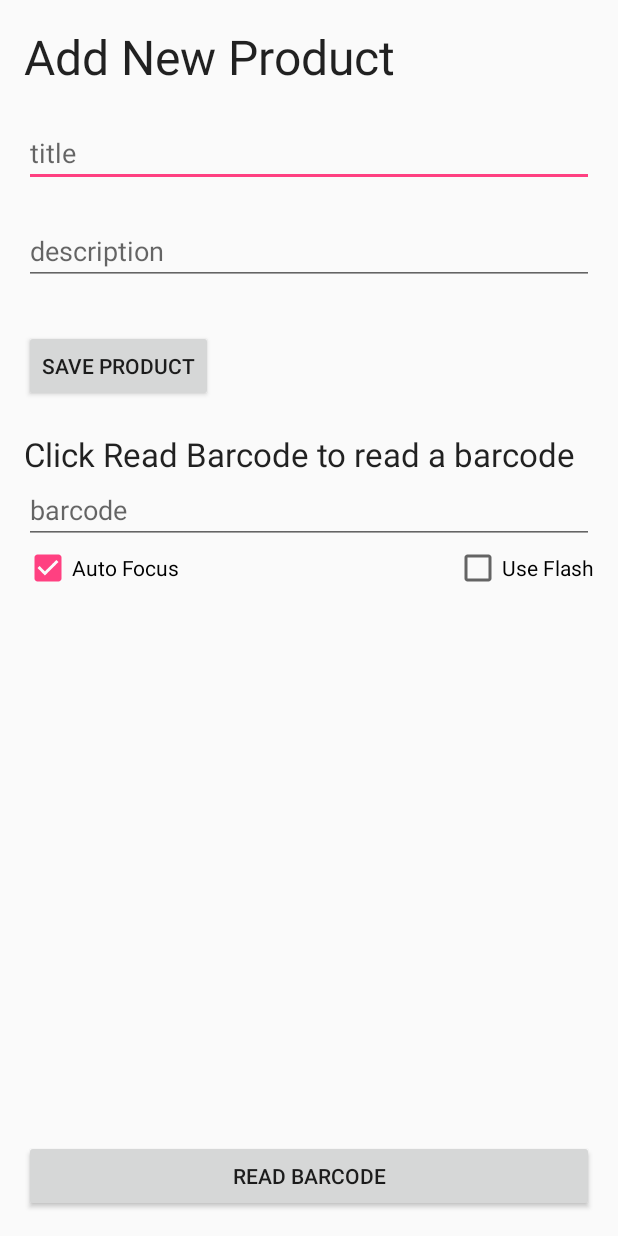
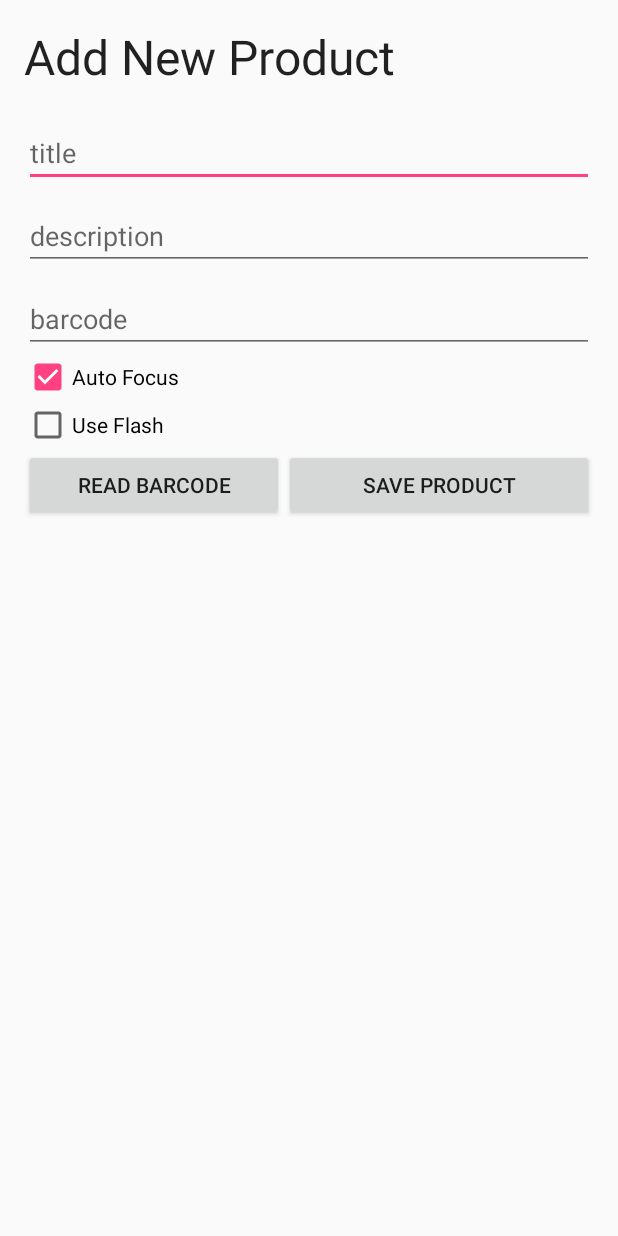
Before and after one commit to Microhive/Android-Health-App, an Android app: the CreateAllergyActivity screen opened directly, with no data from a screen before it, on a phone screen of 412 x 824 dp. Run offline under Robolectric (Android 15) with nearby library versions, the phone set to English and light mode, and no system bars.

Commit message:
Improved various styling and layout

```diff
--- a/AllergyTracker/app/src/main/AndroidManifest.xml
+++ b/AllergyTracker/app/src/main/AndroidManifest.xml
@@ -40,6 +40,12 @@
             android:label="Read Barcode"/>
         <activity android:name=".Activities.MainCRUDActivity">
         </activity>
+
+        <service
+            android:name=".Services.DALService"
+            android:enabled="true"
+            android:exported="false">
+        </service>
     </application>
 
 </manifest>
--- a/AllergyTracker/app/src/main/java/dk/itu/ubicomp/android/allergytracker/Activities/CreateAllergyActivity.java
+++ b/AllergyTracker/app/src/main/java/dk/itu/ubicomp/android/allergytracker/Activities/CreateAllergyActivity.java
@@ -21,7 +21,7 @@ public class CreateAllergyActivity extends AppCompatActivity implements View.OnC
     // use a compound button so either checkbox or switch widgets work.
     private CompoundButton autoFocus;
     private CompoundButton useFlash;
-    private TextView statusMessage;
+//    private TextView statusMessage;
     private TextView titleTextView;
     private TextView descriptionTextView;
     private TextView barcodeTextView;
@@ -35,7 +35,7 @@ public class CreateAllergyActivity extends AppCompatActivity implements View.OnC
         super.onCreate(savedInstanceState);
         setContentView(R.layout.activity_allergy_create);
 
-        statusMessage = (TextView)findViewById(R.id.status_message);
+//        statusMessage = (TextView)findViewById(R.id.status_message);
         titleTextView = (TextView)findViewById(R.id.title_value);
         descriptionTextView = (TextView)findViewById(R.id.description_value);
         barcodeTextView = (TextView)findViewById(R.id.barcode_value);
@@ -120,16 +120,16 @@ public class CreateAllergyActivity extends AppCompatActivity implements View.OnC
             if (resultCode == CommonStatusCodes.SUCCESS) {
                 if (data != null) {
                     Barcode barcode = data.getParcelableExtra(BarcodeCaptureActivity.BarcodeObject);
-                    statusMessage.setText(R.string.barcode_success);
+//                    statusMessage.setText(R.string.barcode_success);
                     barcodeTextView.setText(barcode.displayValue);
                     Log.d(TAG, "Barcode read: " + barcode.displayValue);
                 } else {
-                    statusMessage.setText(R.string.barcode_failure);
+//                    statusMessage.setText(R.string.barcode_failure);
                     Log.d(TAG, "No barcode captured, intent data is null");
                 }
             } else {
-                statusMessage.setText(String.format(getString(R.string.barcode_error),
-                        CommonStatusCodes.getStatusCodeString(resultCode)));
+//                statusMessage.setText(String.format(getString(R.string.barcode_error),
+//                        CommonStatusCodes.getStatusCodeString(resultCode)));
             }
         }
         else {
--- /dev/null
+++ b/AllergyTracker/app/src/main/java/dk/itu/ubicomp/android/allergytracker/Services/DALService.java
@@ -0,0 +1,17 @@
+package dk.itu.ubicomp.android.allergytracker.Services;
+
+import android.app.Service;
+import android.content.Intent;
+import android.os.IBinder;
+
+public class DALService extends Service {
+    public DALService() {
+
+    }
+
+    @Override
+    public IBinder onBind(Intent intent) {
+        // TODO: Return the communication channel to the service.
+        throw new UnsupportedOperationException("Not yet implemented");
+    }
+}
--- a/AllergyTracker/app/src/main/res/layout/activity_allergy_create.xml
+++ b/AllergyTracker/app/src/main/res/layout/activity_allergy_create.xml
@@ -7,27 +7,38 @@
     android:paddingBottom="@dimen/activity_vertical_margin"
     tools:context=".Activities.CreateAllergyActivity">
 
-    <TextView
+    <RelativeLayout
+        android:orientation="horizontal"
         android:layout_width="match_parent"
         android:layout_height="wrap_content"
-        android:textAppearance="?android:attr/textAppearanceLarge"
-        android:text="@string/barcode_header"
-        android:id="@+id/status_message"
-        android:layout_below="@+id/save_button"
+        android:weightSum="1"
+        android:id="@+id/relativeLayout"
+        android:layout_below="@+id/use_flash"
         android:layout_alignParentLeft="true"
         android:layout_alignParentStart="true"
-        android:layout_marginTop="20dp"/>
+        android:layout_alignParentRight="true"
+        android:layout_alignParentEnd="true">
 
         <Button
             android:layout_width="wrap_content"
             android:layout_height="wrap_content"
+            android:text="Save Product"
+            android:id="@+id/save_button"
+            android:layout_weight="0.69"
+            android:layout_alignParentTop="true"
+            android:layout_alignParentRight="true"
+            android:layout_alignParentEnd="true"
+            android:layout_toEndOf="@+id/read_barcode"/>
+
+        <Button
+            android:layout_width="173dp"
+            android:layout_height="wrap_content"
             android:text="@string/read_barcode"
             android:id="@+id/read_barcode"
-        android:layout_alignParentBottom="true"
-        android:layout_alignRight="@+id/use_flash"
-        android:layout_alignEnd="@+id/use_flash"
+            android:layout_alignParentTop="true"
             android:layout_alignParentLeft="true"
             android:layout_alignParentStart="true"/>
+    </RelativeLayout>
 
     <CheckBox
         android:layout_width="wrap_content"
@@ -44,10 +55,10 @@
         android:layout_height="wrap_content"
         android:text="@string/use_flash"
         android:id="@+id/use_flash"
-        android:layout_alignTop="@+id/auto_focus"
-        android:layout_alignParentRight="true"
-        android:layout_alignParentEnd="true"
-        android:checked="false" />
+        android:checked="false"
+        android:layout_below="@+id/auto_focus"
+        android:layout_alignParentLeft="true"
+        android:layout_alignParentStart="true"/>
 
     <TextView
         android:layout_width="wrap_content"
@@ -55,6 +66,7 @@
         android:textAppearance="?android:attr/textAppearanceLarge"
         android:text="Add New Product"
         android:id="@+id/textView"
+        android:inputType="text"
         android:layout_alignParentTop="true"
         android:layout_alignParentLeft="true"
         android:layout_alignParentStart="true"
@@ -71,7 +83,7 @@
         android:layout_alignParentRight="true"
         android:layout_alignParentEnd="true"
         android:maxLength="50"
-        android:layout_marginBottom="20dp"
+        android:layout_marginBottom="10dp"
         android:hint="title"
         android:singleLine="true"/>
 
@@ -80,11 +92,12 @@
         android:layout_height="wrap_content"
         android:id="@+id/description_value"
         android:layout_alignParentStart="true"
-        android:layout_alignParentEnd="true"
         android:layout_below="@+id/title_value"
         android:layout_alignParentLeft="true"
-        android:layout_marginBottom="30dp"
-        android:hint="description"/>
+        android:layout_marginBottom="10dp"
+        android:hint="description"
+        android:layout_alignParentRight="true"
+        android:layout_alignParentEnd="true"/>
 
     <EditText
         android:layout_width="wrap_content"
@@ -92,20 +105,11 @@
         android:id="@+id/barcode_value"
         android:hint="barcode"
         android:inputType="none"
-        android:layout_below="@+id/status_message"
-        android:layout_alignRight="@+id/use_flash"
-        android:layout_alignEnd="@+id/use_flash"
+        android:singleLine="true"
+        android:layout_below="@+id/description_value"
         android:layout_alignParentLeft="true"
         android:layout_alignParentStart="true"
-        android:singleLine="true"/>
-
-    <Button
-        android:layout_width="wrap_content"
-        android:layout_height="wrap_content"
-        android:text="Save Product"
-        android:id="@+id/save_button"
-        android:layout_below="@+id/description_value"
-        android:layout_alignParentLeft="true"
-        android:layout_alignParentStart="true"/>
+        android:layout_alignParentRight="true"
+        android:layout_alignParentEnd="true"/>
 
 </RelativeLayout>
--- a/AllergyTracker/app/src/main/res/layout/fragment_allergyproductitem.xml
+++ b/AllergyTracker/app/src/main/res/layout/fragment_allergyproductitem.xml
@@ -24,7 +24,7 @@
                       android:layout_height="wrap_content"
                       android:layout_gravity="bottom"
                       android:gravity="center_vertical"
-                      android:background="#ff0066"
+                      android:background="#cc0066"
                       android:paddingLeft="@dimen/activity_horizontal_margin"
                       android:paddingRight="@dimen/activity_horizontal_margin"
                       android:alpha="0.8"
```
Lines whose indentation alone changed are shown as unchanged.
